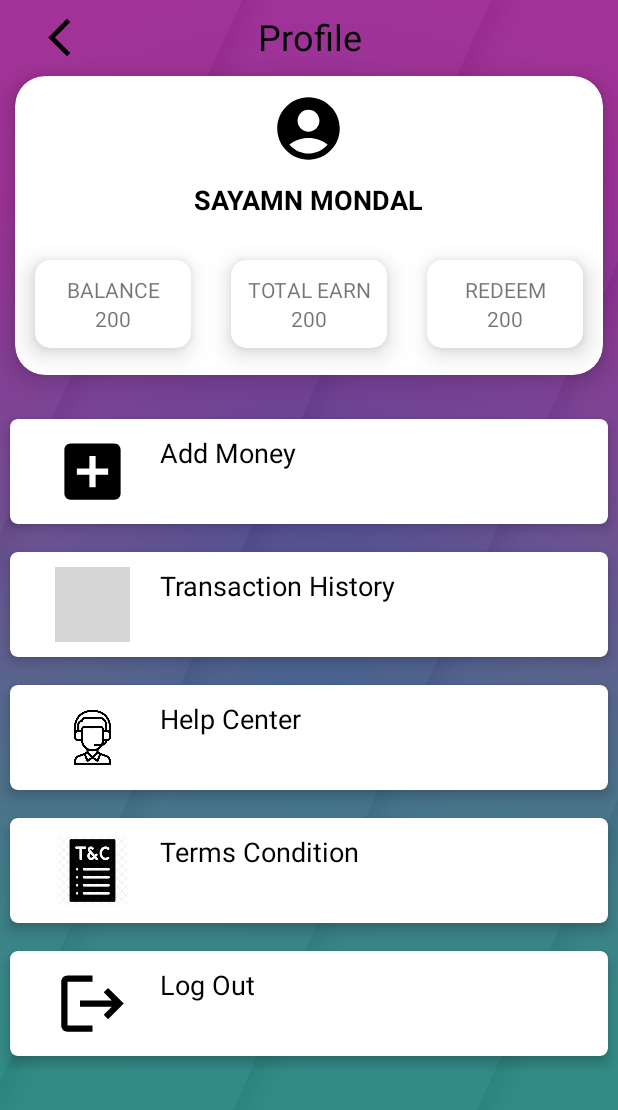
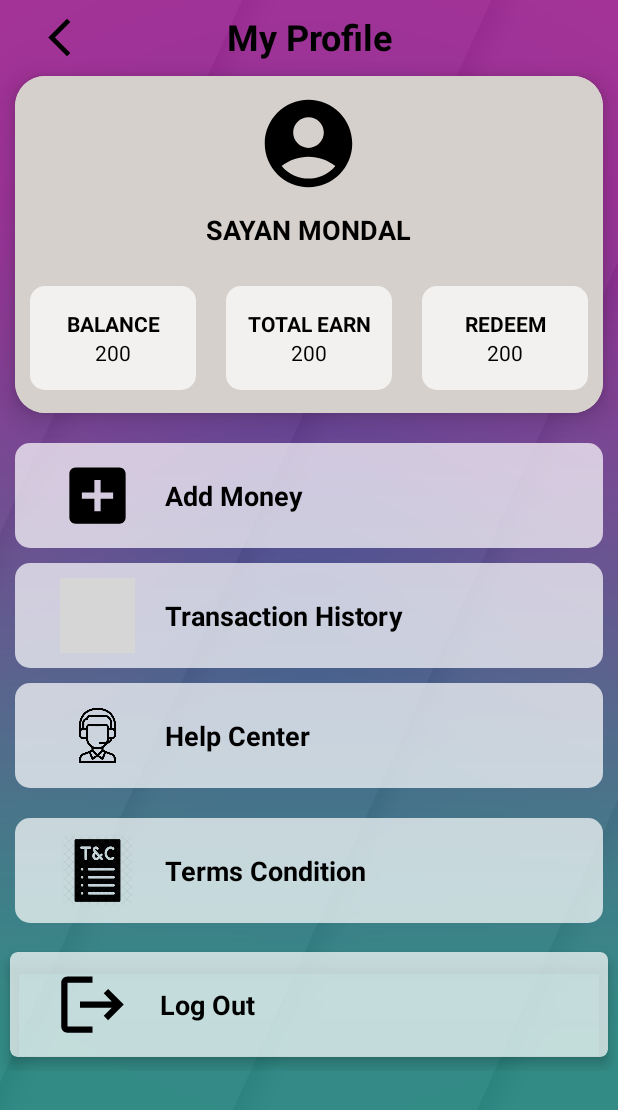
Before and after one commit to sayan9191/saynfi, an Android app: the fragment Profile_Fragment placed in its activity, on a phone screen of 412 x 824 dp. Shown: the top 1110 px of the screen. Run offline under Robolectric (Android 15) with nearby library versions, the phone set to English and light mode, and no system bars; our stand-ins replace Firebase (no records; nobody signed in at launch, a user with empty details on screens opened directly); grey boxes are pictures that could not be loaded.

Commit message:
add lots of things

```diff
--- a/app/src/main/java/com/example/sanify/DashBoardFragment.java
+++ /dev/null
@@ -1,22 +0,0 @@
-package com.example.sanify;
-
-import android.os.Bundle;
-import android.view.LayoutInflater;
-import android.view.View;
-import android.view.ViewGroup;
-
-import androidx.fragment.app.Fragment;
-
-
-public class DashBoardFragment extends Fragment {
-
-    View view;
-
-    @Override
-    public View onCreateView(LayoutInflater inflater, ViewGroup container,
-                             Bundle savedInstanceState) {
-        // Inflate the layout for this fragment
-        view = inflater.inflate(R.layout.fragment_dash_boart_acitivity, container, false);
-        return view;
-    }
-}
--- a/app/src/main/java/com/example/sanify/PaymentFragment.java
+++ b/app/src/main/java/com/example/sanify/PaymentFragment.java
@@ -16,6 +16,7 @@ import androidx.annotation.NonNull;
 import androidx.annotation.Nullable;
 import androidx.fragment.app.Fragment;
 
+import com.example.sanify.ui.DashBoardFragment;
 import com.google.android.gms.tasks.OnFailureListener;
 import com.google.android.gms.tasks.OnSuccessListener;
 import com.google.firebase.storage.FirebaseStorage;
--- a/app/src/main/java/com/example/sanify/Profile_Fragment.java
+++ b/app/src/main/java/com/example/sanify/Profile_Fragment.java
@@ -5,16 +5,19 @@ import android.os.Bundle;
 import android.view.LayoutInflater;
 import android.view.View;
 import android.view.ViewGroup;
+import android.widget.ImageView;
 import android.widget.TextView;
 
 import androidx.fragment.app.Fragment;
 
+import com.example.sanify.ui.DashBoardFragment;
 import com.example.sanify.ui.auth.LogInActivity;
 import com.google.firebase.auth.FirebaseAuth;
 
 public class Profile_Fragment extends Fragment {
 
     TextView addMoneyBtn, transactionHistoryBtn, helpCenterBtn, tcBtn, logOutBtn;
+    ImageView backBtn;
     FirebaseAuth firebaseAuth;
     View view;
 
@@ -28,6 +31,7 @@ public class Profile_Fragment extends Fragment {
         helpCenterBtn = view.findViewById(R.id.helpCenterBtn);
         tcBtn = view.findViewById(R.id.tcBtn);
         logOutBtn = view.findViewById(R.id.logOutBtn);
+        backBtn = view.findViewById(R.id.backBtn);
 
         addMoneyBtn.setOnClickListener(new View.OnClickListener() {
             @Override
@@ -56,6 +60,12 @@ public class Profile_Fragment extends Fragment {
                 startActivity(new Intent(requireContext(), LogInActivity.class));
             }
         });
+        backBtn.setOnClickListener(new View.OnClickListener() {
+            @Override
+            public void onClick(View view) {
+                startActivity( new Intent(requireContext(), DashBoardFragment.class));
+            }
+        });
         return view;
     }
 }
--- a/app/src/main/java/com/example/sanify/ui/lottery/LotteryBuyFragment.java
+++ b/app/src/main/java/com/example/sanify/ui/lottery/LotteryBuyFragment.java
@@ -8,6 +8,7 @@ import androidx.appcompat.app.AppCompatActivity;
 import androidx.recyclerview.widget.LinearLayoutManager;
 import androidx.recyclerview.widget.StaggeredGridLayoutManager;
 
+import com.example.sanify.R;
 import com.example.sanify.adapter.lottery.LotteryNameAdapter;
 import com.example.sanify.adapter.lottery.LotteryTicketAdapter;
 import com.example.sanify.databinding.ActivityLotteryBuyBinding;
@@ -115,6 +116,8 @@ public class LotteryBuyFragment extends AppCompatActivity {
         binding.WinnerName.setOnClickListener(new View.OnClickListener() {
             @Override
             public void onClick(View view) {
+                binding.prizePoolBtn.setBackgroundTintList(getResources().getColorStateList(R.color.unselect_color));
+                binding.WinnerName.setBackgroundTintList(getResources().getColorStateList(R.color.yellow));
                 binding.recyclerviewLottery.setLayoutManager(new LinearLayoutManager(getApplicationContext()));
                 binding.recyclerviewLottery.setAdapter(new LotteryNameAdapter(getApplicationContext(), items1));
             }
@@ -122,6 +125,8 @@ public class LotteryBuyFragment extends AppCompatActivity {
         binding.prizePoolBtn.setOnClickListener(new View.OnClickListener() {
             @Override
             public void onClick(View view) {
+                binding.WinnerName.setBackgroundTintList(getResources().getColorStateList(R.color.unselect_color));
+                binding.prizePoolBtn.setBackgroundTintList(getResources().getColorStateList(R.color.yellow));
                 binding.recyclerviewLottery.setLayoutManager(new LinearLayoutManager(getApplicationContext()));
                 binding.recyclerviewLottery.setAdapter(new LotteryNameAdapter(getApplicationContext(), items2));
             }
--- a/app/src/main/res/layout/activity_lottery_buy.xml
+++ b/app/src/main/res/layout/activity_lottery_buy.xml
@@ -133,7 +133,7 @@
                     android:layout_margin="5dp"
                     android:layout_weight="1"
                     android:background="@drawable/square"
-                    android:backgroundTint="@color/yellow"
+                    android:backgroundTint="@color/unselect_color"
                     android:gravity="center"
                     android:text="Winners"
                     android:textColor="@color/black"
--- a/app/src/main/res/layout/activity_sign_up.xml
+++ b/app/src/main/res/layout/activity_sign_up.xml
@@ -114,6 +114,7 @@
                     android:layout_width="wrap_content"
                     android:layout_height="wrap_content"
                     android:text="Terms &amp; Condition"
+                    android:maxLines="1"
                     android:textColor="@color/purple" />
             </LinearLayout>
 
--- a/app/src/main/res/layout/fragment_dash_boart_acitivity.xml
+++ /dev/null
@@ -1,14 +0,0 @@
-<?xml version="1.0" encoding="utf-8"?>
-<FrameLayout xmlns:android="http://schemas.android.com/apk/res/android"
-    xmlns:tools="http://schemas.android.com/tools"
-    android:layout_width="match_parent"
-    android:layout_height="match_parent"
-    tools:context=".DashBoardFragment">
-
-    <!-- TODO: Update blank fragment layout -->
-    <TextView
-        android:layout_width="match_parent"
-        android:layout_height="match_parent"
-        android:text="@string/hello_blank_fragment" />
-
-</FrameLayout>
--- a/app/src/main/res/layout/fragment_profile__activity.xml
+++ b/app/src/main/res/layout/fragment_profile__activity.xml
@@ -25,7 +25,8 @@
         android:layout_height="wrap_content"
         android:layout_marginTop="8dp"
         android:gravity="center"
-        android:text="Profile"
+        android:text="My Profile"
+        android:textStyle="bold"
         android:textColor="@color/black"
         android:textSize="24sp"
         app:layout_constraintEnd_toEndOf="parent"
@@ -47,11 +48,12 @@
         <LinearLayout
             android:layout_width="match_parent"
             android:layout_height="match_parent"
+            android:background="#D5D0CB"
             android:orientation="vertical">
 
             <ImageView
-                android:layout_width="50dp"
-                android:layout_height="50dp"
+                android:layout_width="70dp"
+                android:layout_height="70dp"
                 android:layout_gravity="center_horizontal"
                 android:layout_marginTop="10dp"
                 android:src="@drawable/person_icon" />
@@ -61,9 +63,9 @@
                 android:layout_height="wrap_content"
                 android:layout_gravity="center_horizontal"
                 android:layout_marginTop="10dp"
-                android:text="SAYAMN MONDAL"
+                android:text="SAYAN MONDAL"
                 android:textColor="@color/black"
-                android:textSize="18dp"
+                android:textSize="18sp"
                 android:textStyle="bold" />
 
             <LinearLayout
@@ -73,18 +75,18 @@
                 android:orientation="horizontal"
                 android:weightSum="3">
 
-                <androidx.cardview.widget.CardView
+                <FrameLayout
                     android:id="@+id/balance"
                     android:layout_width="match_parent"
                     android:layout_height="match_parent"
                     android:layout_weight="1"
-                    app:cardBackgroundColor="@color/white"
-                    app:cardCornerRadius="10dp"
+                    android:layout_marginStart="10dp"
+                    android:layout_marginTop="15dp"
                     android:padding="5dp"
-                    app:cardElevation="10dp"
-                    app:cardMaxElevation="0dp"
-                    app:cardPreventCornerOverlap="true"
-                    app:cardUseCompatPadding="true">
+                    android:layout_marginEnd="10dp"
+                    android:layout_marginBottom="15dp"
+                    android:background="@drawable/corner_rectangle"
+                    android:backgroundTint="@color/yellow">
 
                     <LinearLayout
                         android:layout_width="match_parent"
@@ -97,28 +99,31 @@
                             android:layout_width="match_parent"
                             android:layout_height="wrap_content"
                             android:gravity="center_horizontal"
+                            android:maxLines="1"
+                            android:textColor="@color/black"
+                            android:textStyle="bold"
                             android:text="BALANCE" />
 
                         <TextView
                             android:layout_width="match_parent"
                             android:layout_height="wrap_content"
                             android:gravity="center_horizontal"
+                            android:textColor="@color/black"
                             android:text="200" />
                     </LinearLayout>
-                </androidx.cardview.widget.CardView>
+                </FrameLayout>
 
-                <androidx.cardview.widget.CardView
+                <FrameLayout
                     android:id="@+id/earn"
                     android:layout_width="match_parent"
                     android:layout_height="match_parent"
                     android:layout_weight="1"
-                    android:background="@color/purple"
-                    app:cardBackgroundColor="@color/white"
-                    app:cardCornerRadius="10dp"
-                    app:cardElevation="10dp"
-                    app:cardMaxElevation="0dp"
-                    app:cardPreventCornerOverlap="true"
-                    app:cardUseCompatPadding="true">
+                    android:layout_marginStart="10dp"
+                    android:layout_marginTop="15dp"
+                    android:layout_marginEnd="10dp"
+                    android:layout_marginBottom="15dp"
+                    android:background="@drawable/corner_rectangle"
+                    android:backgroundTint="@color/yellow">
 
                     <LinearLayout
                         android:layout_width="match_parent"
@@ -131,27 +136,32 @@
                             android:layout_width="match_parent"
                             android:layout_height="wrap_content"
                             android:gravity="center_horizontal"
+                            android:maxLines="1"
+                            android:textColor="@color/black"
+                            android:textStyle="bold"
                             android:text="TOTAL EARN" />
 
                         <TextView
                             android:layout_width="match_parent"
                             android:layout_height="wrap_content"
                             android:gravity="center_horizontal"
+                            android:maxLines="1"
+                            android:textColor="@color/black"
                             android:text="200" />
                     </LinearLayout>
-                </androidx.cardview.widget.CardView>
+                </FrameLayout>
 
-                <androidx.cardview.widget.CardView
+                <FrameLayout
                     android:id="@+id/redeem"
                     android:layout_width="match_parent"
                     android:layout_height="match_parent"
                     android:layout_weight="1"
-                    app:cardBackgroundColor="@color/white"
-                    app:cardCornerRadius="10dp"
-                    app:cardElevation="10dp"
-                    app:cardMaxElevation="0dp"
-                    app:cardPreventCornerOverlap="true"
-                    app:cardUseCompatPadding="true">
+                    android:layout_marginStart="10dp"
+                    android:layout_marginTop="15dp"
+                    android:layout_marginEnd="10dp"
+                    android:layout_marginBottom="15dp"
+                    android:background="@drawable/corner_rectangle"
+                    android:backgroundTint="@color/yellow">
 
                     <LinearLayout
                         android:layout_width="match_parent"
@@ -163,6 +173,9 @@
                         <TextView
                             android:layout_width="match_parent"
                             android:layout_height="wrap_content"
+                            android:maxLines="1"
+                            android:textColor="@color/black"
+                            android:textStyle="bold"
                             android:gravity="center_horizontal"
                             android:text="REDEEM" />
 
@@ -170,9 +183,10 @@
                             android:layout_width="match_parent"
                             android:layout_height="wrap_content"
                             android:gravity="center_horizontal"
+                            android:textColor="@color/black"
                             android:text="200" />
                     </LinearLayout>
-                </androidx.cardview.widget.CardView>
+                </FrameLayout>
             </LinearLayout>
         </LinearLayout>
     </androidx.cardview.widget.CardView>
@@ -184,16 +198,17 @@
         app:layout_constraintStart_toStartOf="parent"
         app:layout_constraintTop_toBottomOf="@+id/cardView3">
 
-        <androidx.cardview.widget.CardView
+        <FrameLayout
             style="@style/MyTextField"
             android:layout_width="match_parent"
             android:layout_height="wrap_content"
-            app:cardBackgroundColor="@color/white"
             app:cardCornerRadius="5dp"
             app:cardElevation="5dp"
+            android:layout_marginStart="10dp"
+            android:layout_marginEnd="10dp"
             android:layout_marginTop="20dp"
-            app:cardPreventCornerOverlap="true"
-            app:cardUseCompatPadding="true">
+            android:background="@drawable/corner_rectangle"
+            android:backgroundTint="@color/yellow">
 
             <LinearLayout
                 android:layout_width="match_parent"
@@ -203,26 +218,132 @@
                 <ImageView
                     android:layout_width="50dp"
                     android:layout_height="50dp"
-                    android:layout_marginLeft="20dp"
+                    android:layout_marginStart="20dp"
                     android:src="@drawable/add_icon" />
 
                 <TextView
                     android:id="@+id/addMoneyBtn"
                     android:layout_width="match_parent"
-                    android:layout_height="match_parent"
-                    android:layout_marginLeft="20dp"
-                    android:gravity=""
+                    android:layout_height="wrap_content"
+                    android:layout_gravity="center"
+                    android:layout_marginStart="20dp"
+                    android:textStyle="bold"
                     android:text="Add Money"
                     android:textColor="@color/black"
                     android:textSize="18sp" />
             </LinearLayout>
-        </androidx.cardview.widget.CardView>
+        </FrameLayout>
+
+        <FrameLayout
+            style="@style/MyTextField"
+            android:layout_width="match_parent"
+            android:layout_height="wrap_content"
+            app:cardCornerRadius="5dp"
+            app:cardElevation="5dp"
+            android:layout_marginStart="10dp"
+            android:layout_marginTop="10dp"
+            android:layout_marginEnd="10dp"
+            android:background="@drawable/corner_rectangle"
+            android:backgroundTint="@color/yellow">
+
+            <LinearLayout
+                android:layout_width="match_parent"
+                android:layout_height="wrap_content"
+                android:layout_margin="10dp">
+
+                <ImageView
+                    android:layout_width="50dp"
+                    android:layout_height="50dp"
+                    android:layout_marginStart="20dp"
+                    android:src="@drawable/transaction_history_icon" />
+
+                <TextView
+                    android:id="@+id/transactionHistoryBtn"
+                    android:layout_width="match_parent"
+                    android:layout_height="wrap_content"
+                    android:layout_gravity="center"
+                    android:layout_marginStart="20dp"
+                    android:textStyle="bold"
+                    android:text="Transaction History"
+                    android:textColor="@color/black"
+                    android:textSize="18sp" />
+            </LinearLayout>
+        </FrameLayout>
+
+        <FrameLayout
+            style="@style/MyTextField"
+            android:layout_width="match_parent"
+            android:layout_height="wrap_content"
+            app:cardCornerRadius="5dp"
+            app:cardElevation="5dp"
+            android:layout_margin="10dp"
+            android:background="@drawable/corner_rectangle"
+            android:backgroundTint="@color/yellow">
+
+            <LinearLayout
+                android:layout_width="match_parent"
+                android:layout_height="wrap_content"
+                android:layout_margin="10dp">
+
+                <ImageView
+                    android:layout_width="50dp"
+                    android:layout_height="50dp"
+                    android:layout_marginStart="20dp"
+                    android:src="@drawable/helpcenter" />
+
+                <TextView
+                    android:id="@+id/helpCenterBtn"
+                    android:layout_width="match_parent"
+                    android:layout_height="wrap_content"
+                    android:layout_gravity="center"
+                    android:layout_marginStart="20dp"
+                    android:textStyle="bold"
+                    android:text="Help Center"
+                    android:textColor="@color/black"
+                    android:textSize="18sp" />
+            </LinearLayout>
+        </FrameLayout>
+
+        <FrameLayout
+            style="@style/MyTextField"
+            android:layout_width="match_parent"
+            android:layout_height="wrap_content"
+            app:cardCornerRadius="5dp"
+            app:cardElevation="5dp"
+            android:layout_margin="10dp"
+            android:background="@drawable/corner_rectangle"
+            android:backgroundTint="@color/yellow">
+
+            <LinearLayout
+                android:layout_width="match_parent"
+                android:layout_height="wrap_content"
+                android:layout_margin="10dp">
+
+                <ImageView
+                    android:layout_width="50dp"
+                    android:layout_height="50dp"
+                    android:layout_marginStart="20dp"
+                    android:src="@drawable/tc" />
+
+                <TextView
+                    android:id="@+id/tcBtn"
+                    android:layout_width="match_parent"
+                    android:layout_height="wrap_content"
+                    android:layout_gravity="center"
+                    android:layout_marginStart="20dp"
+                    android:text="Terms Condition"
+                    android:textStyle="bold"
+                    android:textColor="@color/black"
+                    android:textSize="18sp" />
+            </LinearLayout>
+        </FrameLayout>
+
 
         <androidx.cardview.widget.CardView
             style="@style/MyTextField"
             android:layout_width="match_parent"
             android:layout_height="wrap_content"
-            app:cardBackgroundColor="@color/white"
+            app:cardBackgroundColor="@color/yellow"
             app:cardCornerRadius="5dp"
             app:cardElevation="5dp"
             app:cardPreventCornerOverlap="true"
@@ -236,118 +357,19 @@
                 <ImageView
                     android:layout_width="50dp"
                     android:layout_height="50dp"
-                    android:layout_marginLeft="20dp"
-                    android:src="@drawable/transaction_history_icon" />
-
-                <TextView
-                    android:id="@+id/transactionHistoryBtn"
-                    android:layout_width="match_parent"
-                    android:layout_height="match_parent"
-                    android:layout_marginLeft="20dp"
-                    android:gravity=""
-                    android:text="Transaction History"
-                    android:textColor="@color/black"
-                    android:textSize="18sp" />
-            </LinearLayout>
-        </androidx.cardview.widget.CardView>
-
-        <androidx.cardview.widget.CardView
-            style="@style/MyTextField"
-            android:layout_width="match_parent"
-            android:layout_height="wrap_content"
-            app:cardBackgroundColor="@color/white"
-            app:cardCornerRadius="5dp"
-            app:cardElevation="5dp"
-            app:cardPreventCornerOverlap="true"
-            app:cardUseCompatPadding="true">
-
-            <LinearLayout
-                android:layout_width="match_parent"
-                android:layout_height="wrap_content"
-                android:layout_margin="10dp">
-
-                <ImageView
-                    android:layout_width="50dp"
-                    android:layout_height="50dp"
-                    android:layout_marginLeft="20dp"
-                    android:src="@drawable/helpcenter" />
-
-                <TextView
-                    android:id="@+id/helpCenterBtn"
-                    android:layout_width="match_parent"
-                    android:layout_height="match_parent"
-                    android:layout_marginLeft="20dp"
-                    android:gravity=""
-                    android:text="Help Center"
-                    android:textColor="@color/black"
-                    android:textSize="18sp" />
-            </LinearLayout>
-        </androidx.cardview.widget.CardView>
-
-        <androidx.cardview.widget.CardView
-            style="@style/MyTextField"
-            android:layout_width="match_parent"
-            android:layout_height="wrap_content"
-            app:cardBackgroundColor="@color/white"
-            app:cardCornerRadius="5dp"
-            app:cardElevation="5dp"
-            app:cardPreventCornerOverlap="true"
-            app:cardUseCompatPadding="true">
-
-            <LinearLayout
-                android:layout_width="match_parent"
-                android:layout_height="wrap_content"
-                android:layout_margin="10dp">
-
-                <ImageView
-                    android:layout_width="50dp"
-                    android:layout_height="50dp"
-                    android:layout_marginLeft="20dp"
-                    android:src="@drawable/tc" />
-
-                <TextView
-                    android:id="@+id/tcBtn"
-                    android:layout_width="match_parent"
-                    android:layout_height="match_parent"
-                    android:layout_marginLeft="20dp"
-                    android:gravity=""
-                    android:text="Terms Condition"
-                    android:textColor="@color/black"
-                    android:textSize="18sp" />
-            </LinearLayout>
-        </androidx.cardview.widget.CardView>
-
-
-        <androidx.cardview.widget.CardView
-            style="@style/MyTextField"
-            android:layout_width="match_parent"
-            android:layout_height="wrap_content"
-            app:cardBackgroundColor="@color/white"
-            app:cardCornerRadius="5dp"
-            app:cardElevation="5dp"
-            app:cardPreventCornerOverlap="true"
-            app:cardUseCompatPadding="true">
-
-            <LinearLayout
-                android:layout_width="match_parent"
-                android:layout_height="wrap_content"
-                android:layout_margin="10dp">
-
-                <ImageView
-                    android:layout_width="50dp"
-                    android:layout_height="50dp"
-                    android:layout_marginLeft="20dp"
+                    android:layout_marginStart="20dp"
                     android:src="@drawable/logout_icon" />
 
                 <TextView
                     android:id="@+id/logOutBtn"
                     android:layout_width="match_parent"
-                    android:layout_height="match_parent"
-                    android:layout_marginLeft="20dp"
-                    android:gravity=""
+                    android:layout_height="wrap_content"
+                    android:layout_gravity="center"
+                    android:layout_marginStart="20dp"
                     android:text="Log Out"
+                    android:textStyle="bold"
                     android:textColor="@color/black"
-                    android:textSize="18sp" />
+                    android:textSize="18sp"  />
             </LinearLayout>
         </androidx.cardview.widget.CardView>
     </LinearLayout>
--- a/app/src/main/res/layout/tickets_item_layout.xml
+++ b/app/src/main/res/layout/tickets_item_layout.xml
@@ -12,6 +12,7 @@
         android:padding="12dp"
         android:layout_margin="5dp"
         android:text="100001"
+        android:maxLines="1"
         android:textColor="@color/black"
         android:textSize="16sp"
         android:textStyle="bold" />
--- a/app/src/main/res/values/colors.xml
+++ b/app/src/main/res/values/colors.xml
@@ -9,9 +9,10 @@
     <color name="white">#FFFFFFFF</color>
     <color name="red">#FF0101</color>
     <color name="purple">#8D4DDC</color>
-
+    <color name="brown">#9C550F</color>
 
     <color name="wheel_color_1">#6B2ABC</color>
     <color name="wheel_color_2">#9058D3</color>
-    <color name="yellow">#DAB546</color>
+    <color name="yellow">#B4FFFFFF</color>
+    <color name="unselect_color">#e6e6e6</color>
 </resources>
```
